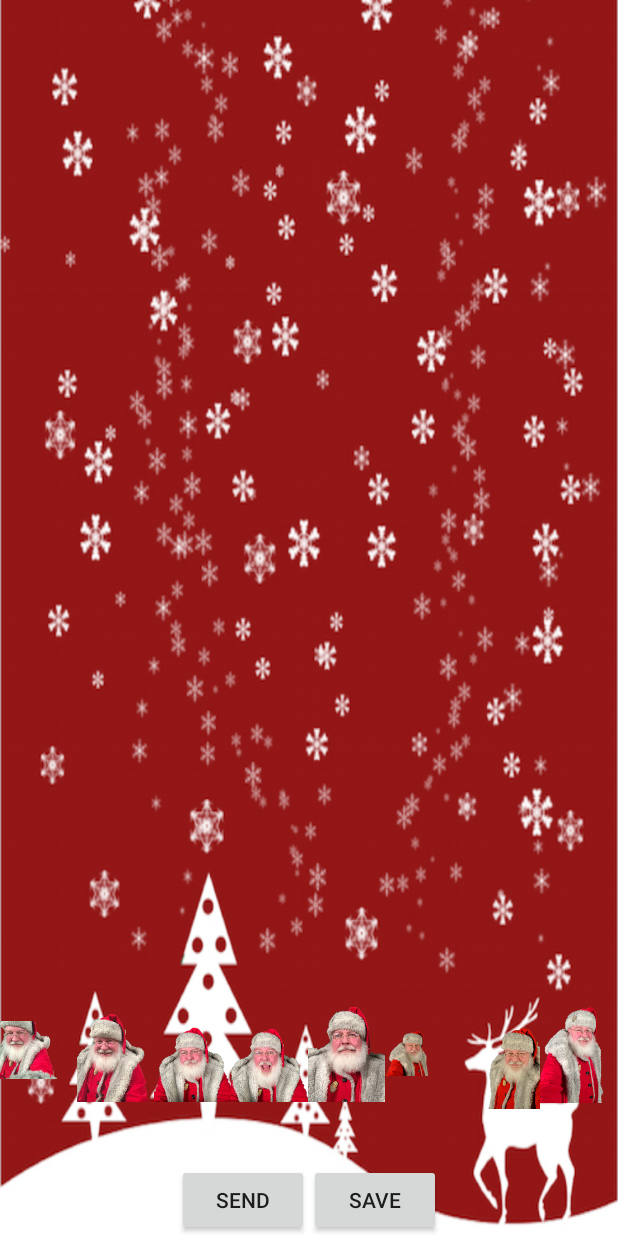
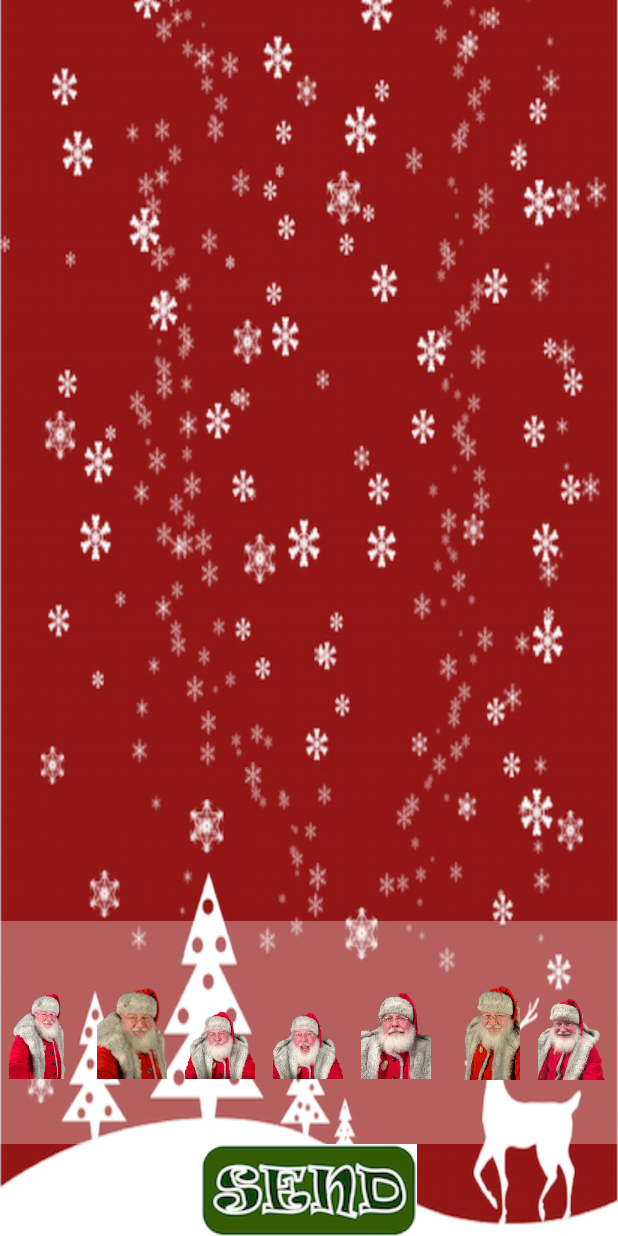
Before and after one commit to glenpierce/SantaBomb, an Android app: the layout photo_overlay_activity.xml on its own in the app's theme, with its tools: preview values and no code run, on a phone screen of 412 x 824 dp. Run offline under Robolectric (Android 15) with nearby library versions, the phone set to English and light mode, and no system bars.

Commit message:
Moves images so that it just always moves based on the user's gesture, not specific pixel location. Updated GUI.

```diff
--- a/app/src/main/res/layout/photo_overlay_activity.xml
+++ b/app/src/main/res/layout/photo_overlay_activity.xml
@@ -3,8 +3,7 @@
               android:orientation="vertical"
               android:layout_width="match_parent"
               android:layout_height="match_parent"
-              android:background="@drawable/backgroundlowres"
-    >
+              android:background="@drawable/backgroundlowres">
 
     <ImageView
         android:layout_width="match_parent"
@@ -19,29 +18,42 @@
         android:layout_height="0dp"
         android:layout_weight="1"
         android:orientation="horizontal"
-        android:gravity="center">
+        android:gravity="center"
+        android:background="#50FFFFFF">
+
+        <!--<ImageView-->
+            <!--android:layout_width="0dp"-->
+            <!--android:layout_height="wrap_content"-->
+            <!--android:layout_weight="1"-->
+            <!--android:src="@drawable/santa1thumb"-->
+            <!--android:tag="santa1"-->
+            <!--android:onClick="onSantaClick"-->
+            <!--/>-->
 
         <ImageView
             android:layout_width="0dp"
             android:layout_height="wrap_content"
+            android:layout_margin="6dp"
             android:layout_weight="1"
-            android:src="@drawable/santa1thumb"
-            android:tag="santa1"
+            android:src="@drawable/santa8thumb"
+            android:tag="santa8"
             android:onClick="onSantaClick"
             />
 
         <ImageView
             android:layout_width="0dp"
             android:layout_height="wrap_content"
+            android:layout_margin="6dp"
             android:layout_weight="1"
-            android:src="@drawable/santa2thumb"
-            android:tag="santa2"
+            android:src="@drawable/santa6thumb"
+            android:tag="santa6"
             android:onClick="onSantaClick"
             />
 
         <ImageView
             android:layout_width="0dp"
             android:layout_height="wrap_content"
+            android:layout_margin="6dp"
             android:layout_weight="1"
             android:src="@drawable/santa3thumb"
             android:tag="santa3"
@@ -52,6 +64,7 @@
         <ImageView
             android:layout_width="0dp"
             android:layout_height="wrap_content"
+            android:layout_margin="6dp"
             android:layout_weight="1"
             android:src="@drawable/santa4thumb"
             android:tag="santa4"
@@ -61,6 +74,7 @@
         <ImageView
             android:layout_width="0dp"
             android:layout_height="wrap_content"
+            android:layout_margin="6dp"
             android:layout_weight="1"
             android:src="@drawable/santa5thumb"
             android:tag="santa5"
@@ -70,27 +84,19 @@
         <ImageView
             android:layout_width="0dp"
             android:layout_height="wrap_content"
-            android:layout_weight="1"
-            android:src="@drawable/santa6thumb"
-            android:tag="santa6"
-            android:onClick="onSantaClick"
-            />
-
-        <ImageView
-            android:layout_width="0dp"
-            android:layout_height="wrap_content"
+            android:layout_margin="6dp"
             android:layout_weight="1"
             android:src="@drawable/santa7thumb"
             android:tag="santa7"
             android:onClick="onSantaClick"
             />
-
         <ImageView
             android:layout_width="0dp"
             android:layout_height="wrap_content"
+            android:layout_margin="6dp"
             android:layout_weight="1"
-            android:src="@drawable/santa8thumb"
-            android:tag="santa8"
+            android:src="@drawable/santa2thumb"
+            android:tag="santa2"
             android:onClick="onSantaClick"
             />
 
@@ -105,13 +111,8 @@
     <Button
         android:layout_width="wrap_content"
         android:layout_height="wrap_content"
-        android:text="Send"
-        />
-
-    <Button
-        android:layout_width="wrap_content"
-        android:layout_height="wrap_content"
-        android:text="Save"
+        android:background="@drawable/send"
+        android:id="@+id/sendButton"
         />
 
     </LinearLayout>
--- a/app/src/main/res/values/strings.xml
+++ b/app/src/main/res/values/strings.xml
@@ -1,3 +1,3 @@
 <resources>
-    <string name="app_name">SantaBomb</string>
+    <string name="app_name">Santa\'s Selfie</string>
 </resources>
```
Also changed, not shown: app/src/main/AndroidManifest.xml (+6 -3 lines), app/src/main/java/com/piercestudio/santabomb/PhotoOverlayActivity.java (+46 -7 lines), app/src/main/res/layout/activity_main.xml (+5 -3 lines), app/src/main/res/layout/choose_photo_activity.xml (+13 -5 lines), app/src/main/res/drawable/santa6thumb.png, app/src/main/res/drawable/santa7thumb.png, app/src/main/res/drawable/send.png (added).
